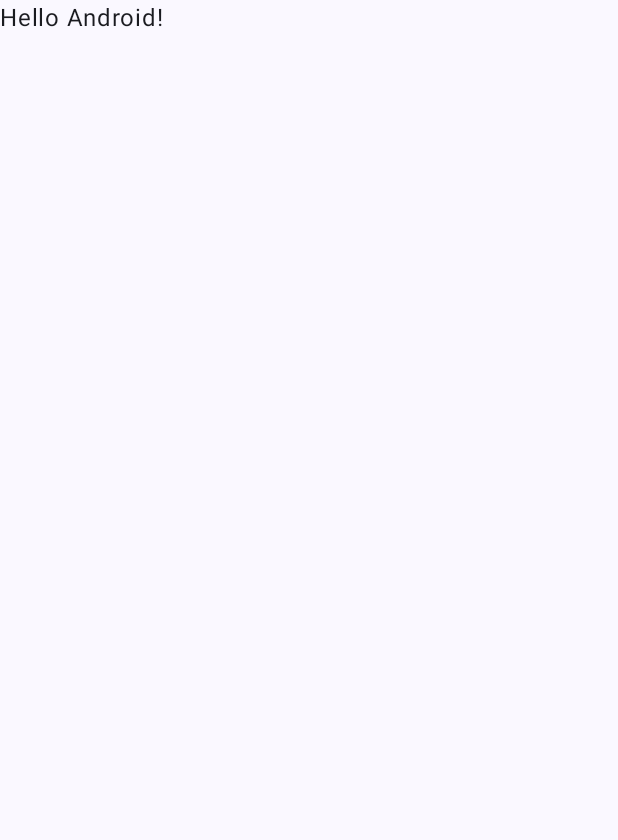
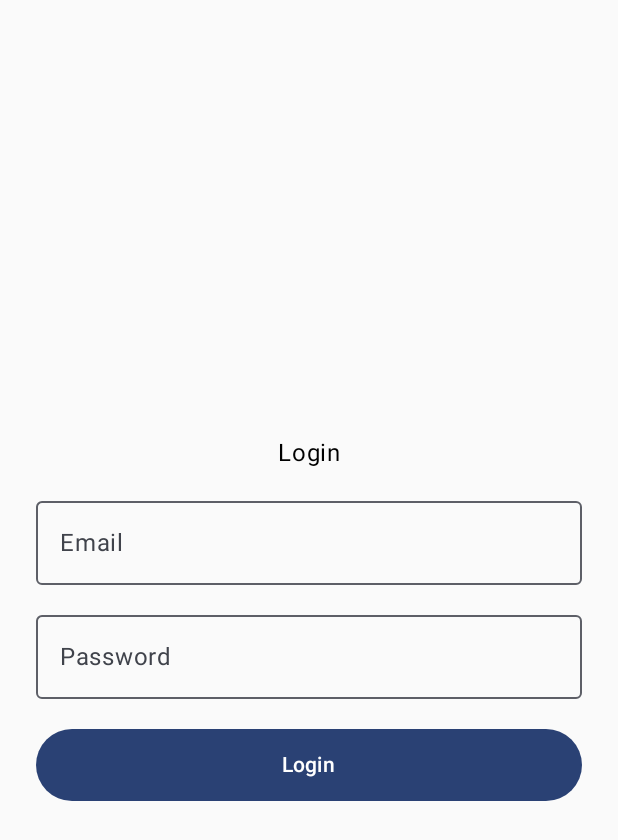
Before and after one commit to MikkelFGrove/MoneyGrab, an Android app built with Jetpack Compose: the screen it shows after launch (MainActivity), on a phone screen of 412 x 824 dp. Before the commit the part shown is almost empty. Shown: the top 840 px of the screen. Run offline under Robolectric (Android 15) with nearby library versions, the phone set to English and light mode, and no system bars.

Commit message:
Added login screen and basic navigation setup
The login screen is purely visual right now and does not handle any authentication or similar

```diff
--- a/app/build.gradle.kts
+++ b/app/build.gradle.kts
@@ -50,6 +50,7 @@ dependencies {
     implementation(libs.androidx.compose.ui.graphics)
     implementation(libs.androidx.compose.ui.tooling.preview)
     implementation(libs.androidx.compose.material3)
+    implementation(libs.androidx.navigation.compose)
     testImplementation(libs.junit)
     androidTestImplementation(libs.androidx.junit)
     androidTestImplementation(libs.androidx.espresso.core)
--- a/app/src/main/java/com/example/moneygrab/MainActivity.kt
+++ b/app/src/main/java/com/example/moneygrab/MainActivity.kt
@@ -4,13 +4,13 @@ import android.os.Bundle
 import androidx.activity.ComponentActivity
 import androidx.activity.compose.setContent
 import androidx.activity.enableEdgeToEdge
-import androidx.compose.foundation.layout.fillMaxSize
-import androidx.compose.foundation.layout.padding
-import androidx.compose.material3.Scaffold
-import androidx.compose.material3.Text
 import androidx.compose.runtime.Composable
-import androidx.compose.ui.Modifier
-import androidx.compose.ui.tooling.preview.Preview
+
+import androidx.navigation.compose.NavHost
+import androidx.navigation.compose.composable
+import androidx.navigation.compose.rememberNavController
+import com.example.moneygrab.screens.HomeScreen
+import com.example.moneygrab.screens.LoginScreen
 import com.example.moneygrab.ui.theme.MoneyGrabTheme
 
 class MainActivity : ComponentActivity() {
@@ -19,29 +19,22 @@ class MainActivity : ComponentActivity() {
         enableEdgeToEdge()
         setContent {
             MoneyGrabTheme {
-                Scaffold(modifier = Modifier.fillMaxSize()) { innerPadding ->
-                    Greeting(
-                        name = "Android",
-                        modifier = Modifier.padding(innerPadding)
-                    )
+                    NavManager()
                 }
             }
         }
     }
-}
 
 @Composable
-fun Greeting(name: String, modifier: Modifier = Modifier) {
-    Text(
-        text = "Hello $name!",
-        modifier = modifier
-    )
-}
+fun NavManager() {
+    val navController = rememberNavController()
 
-@Preview(showBackground = true)
-@Composable
-fun GreetingPreview() {
-    MoneyGrabTheme {
-        Greeting("Android")
+    NavHost(navController = navController, startDestination = "login") {
+        composable("login") {
+            LoginScreen(onLoginClicked ={ navController.navigate("home")})
+        }
+        composable("home"){
+            HomeScreen()
+        }
     }
 }
--- /dev/null
+++ b/app/src/main/java/com/example/moneygrab/screens/HomeScreen.kt
@@ -0,0 +1,28 @@
+package com.example.moneygrab.screens
+
+import androidx.compose.foundation.layout.fillMaxSize
+import androidx.compose.foundation.layout.padding
+import androidx.compose.material3.Scaffold
+import androidx.compose.material3.Text
+import androidx.compose.runtime.Composable
+import androidx.compose.ui.Modifier
+import androidx.compose.ui.tooling.preview.Preview
+import com.example.moneygrab.ui.theme.MoneyGrabTheme
+
+@Composable
+fun HomeScreen(modifier: Modifier = Modifier) {
+    Scaffold(modifier = modifier.fillMaxSize()) { innerPadding ->
+        Text(
+            text = "Home Screen",
+            modifier = modifier.padding(innerPadding)
+        )
+    }
+}
+
+@Preview(showBackground = true)
+@Composable
+fun HomeScreenPreview() {
+    MoneyGrabTheme {
+        HomeScreen()
+    }
+}
--- /dev/null
+++ b/app/src/main/java/com/example/moneygrab/screens/LoginScreen.kt
@@ -0,0 +1,82 @@
+package com.example.moneygrab.screens
+
+import androidx.compose.foundation.layout.Arrangement
+import androidx.compose.foundation.layout.Column
+import androidx.compose.foundation.layout.Spacer
+import androidx.compose.foundation.layout.fillMaxSize
+import androidx.compose.foundation.layout.fillMaxWidth
+import androidx.compose.foundation.layout.height
+import androidx.compose.foundation.layout.padding
+import androidx.compose.foundation.text.KeyboardOptions
+import androidx.compose.material3.Button
+import androidx.compose.material3.OutlinedTextField
+import androidx.compose.material3.Text
+import androidx.compose.runtime.Composable
+import androidx.compose.runtime.getValue
+import androidx.compose.runtime.mutableStateOf
+import androidx.compose.runtime.remember
+import androidx.compose.runtime.setValue
+import androidx.compose.ui.Alignment
+import androidx.compose.ui.Modifier
+import androidx.compose.ui.text.input.KeyboardType
+import androidx.compose.ui.text.input.PasswordVisualTransformation
+import androidx.compose.ui.tooling.preview.Preview
+import androidx.compose.ui.unit.dp
+import com.example.moneygrab.ui.theme.MoneyGrabTheme
+
+@Composable
+fun LoginScreen(modifier: Modifier = Modifier, onLoginClicked: () -> Unit) {
+    var email by remember { mutableStateOf("") }
+    var password by remember {mutableStateOf("")}
+    Column(
+        modifier = modifier
+            .fillMaxSize()
+            .padding(24.dp),
+        verticalArrangement = Arrangement.Center,
+        horizontalAlignment = Alignment.CenterHorizontally
+    ) {
+        Text("Login",
+            modifier = Modifier
+                .padding(bottom = 12.dp))
+
+        OutlinedTextField(
+            value = email,
+            onValueChange = { email = it},
+            label = { Text("Email")},
+            singleLine = true,
+            modifier = Modifier.fillMaxWidth()
+        )
+
+        Spacer(modifier = Modifier.height(12.dp))
+
+        OutlinedTextField(
+            value = password,
+            onValueChange = { password = it },
+            label = { Text("Password") },
+            singleLine = true,
+            visualTransformation = PasswordVisualTransformation(),
+            keyboardOptions = KeyboardOptions(keyboardType = KeyboardType.Password),
+            modifier = Modifier.fillMaxWidth()
+        )
+
+        Spacer(modifier = Modifier.height(20.dp))
+
+        Button(
+            onClick = onLoginClicked,
+            modifier = Modifier
+                .fillMaxWidth()
+                .height(48.dp)
+        ) {
+            Text("Login")
+        }
+
+    }
+}
+
+@Preview(showBackground = true)
+@Composable
+fun LoginScreenPreview() {
+    MoneyGrabTheme {
+        LoginScreen(onLoginClicked = {})
+    }
+}
--- a/gradle/libs.versions.toml
+++ b/gradle/libs.versions.toml
@@ -8,6 +8,7 @@ espressoCore = "3.5.1"
 lifecycleRuntimeKtx = "2.6.1"
 activityCompose = "1.8.0"
 composeBom = "2024.09.00"
+navigationCompose = "2.9.5"
 
 [libraries]
 androidx-core-ktx = { group = "androidx.core", name = "core-ktx", version.ref = "coreKtx" }
@@ -24,6 +25,7 @@ androidx-compose-ui-tooling-preview = { group = "androidx.compose.ui", name = "u
 androidx-compose-ui-test-manifest = { group = "androidx.compose.ui", name = "ui-test-manifest" }
 androidx-compose-ui-test-junit4 = { group = "androidx.compose.ui", name = "ui-test-junit4" }
 androidx-compose-material3 = { group = "androidx.compose.material3", name = "material3" }
+androidx-navigation-compose = { group = "androidx.navigation", name = "navigation-compose", version.ref = "navigationCompose" }
 
 [plugins]
 android-application = { id = "com.android.application", version.ref = "agp" }
```
Also changed, not shown: 1 other file.
